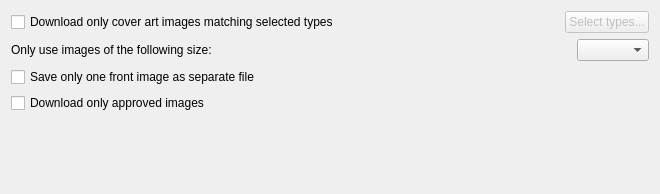
Qt form ui/provider_options_caa.ui (metabrainz/picard) before a commit.
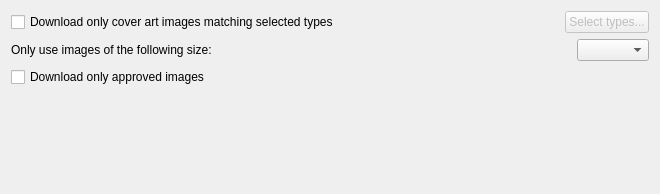
The same form after that commit.

Commit message: PICARD-2130: Move save_only_one_front_image option from CAA to cover options

Patch:
```diff
--- a/ui/provider_options_caa.ui
+++ b/ui/provider_options_caa.ui
@@ -97,13 +97,6 @@
      </item>
     </layout>
    </item>
-   <item>
-    <widget class="QCheckBox" name="cb_save_single_front_image">
-     <property name="text">
-      <string>Save only one front image as separate file</string>
-     </property>
-    </widget>
-   </item>
    <item>
     <widget class="QCheckBox" name="cb_approved_only">
      <property name="text">
```
Left out of the diff: 1 changed line with no effect on the pictures. The commit also changes 8 other files.
